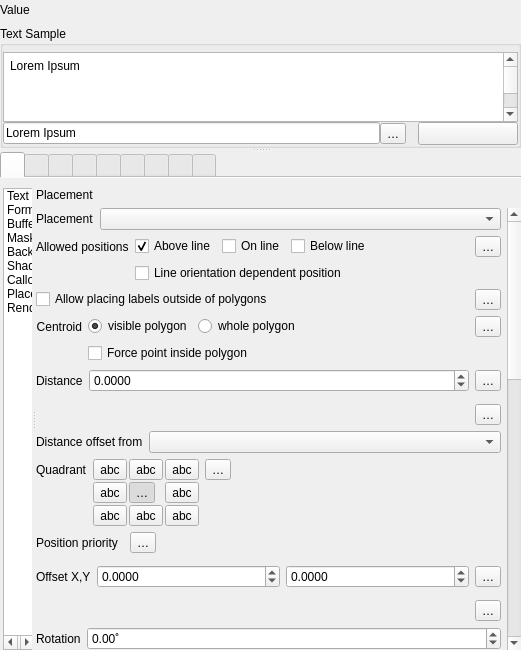
First picture: the form in src/ui/qgstextformatwidgetbase.ui, repository qgis/QGIS, before the edit.
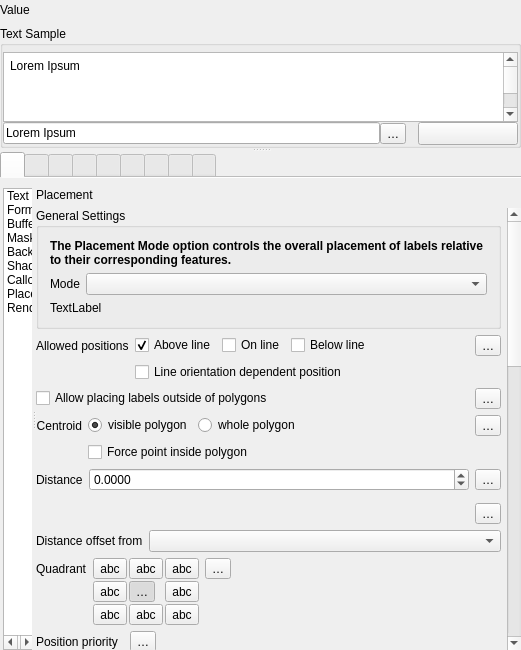
Second picture: the form after the edit. The open tabs and pages were chosen to show the change. Icons and pictures are not drawn. Custom widgets are drawn as their Qt base class.

Commit message:
Show helpful explanations about the different label placement modes when they are selected
These aren't immediately obvious, so give users explicit advice
about what they mean

```diff
--- a/src/ui/qgstextformatwidgetbase.ui
+++ b/src/ui/qgstextformatwidgetbase.ui
@@ -4145,6 +4145,12 @@
                        <number>0</number>
                       </property>
                       <item>
+                       <widget class="QgsCollapsibleGroupBox" name="groupBox">
+                        <property name="title">
+                         <string>General Settings</string>
+                        </property>
+                        <layout class="QGridLayout" name="gridLayout_13">
+                         <item row="1" column="0">
                        <layout class="QHBoxLayout" name="horizontalLayout_14" stretch="0,1">
                         <property name="topMargin">
                          <number>0</number>
@@ -4152,7 +4158,7 @@
                         <item>
                          <widget class="QLabel" name="label_2">
                           <property name="text">
-                           <string>Placement</string>
+                              <string>Mode</string>
                           </property>
                          </widget>
                         </item>
@@ -4161,6 +4167,29 @@
                         </item>
                        </layout>
                       </item>
+                         <item row="0" column="0">
+                          <widget class="QLabel" name="label_14">
+                           <property name="text">
+                            <string>&lt;html&gt;&lt;head/&gt;&lt;body&gt;&lt;p&gt;&lt;span style=&quot; font-weight:600;&quot;&gt;The Placement Mode option controls the overall placement of labels relative to their corresponding features.&lt;/span&gt;&lt;/p&gt;&lt;/body&gt;&lt;/html&gt;</string>
+                           </property>
+                           <property name="wordWrap">
+                            <bool>true</bool>
+                           </property>
+                          </widget>
+                         </item>
+                         <item row="2" column="0">
+                          <widget class="QLabel" name="mPlacementModeDescriptionLabel">
+                           <property name="text">
+                            <string>TextLabel</string>
+                           </property>
+                           <property name="wordWrap">
+                            <bool>true</bool>
+                           </property>
+                          </widget>
+                         </item>
+                        </layout>
+                       </widget>
+                      </item>
                       <item>
                        <widget class="QFrame" name="mPlacementLineFrame">
                         <property name="minimumSize">
```
Left out of the diff: 24 changed lines with no effect on the pictures. Lines whose indentation alone changed are shown as unchanged. The commit also changes 1 other file.
